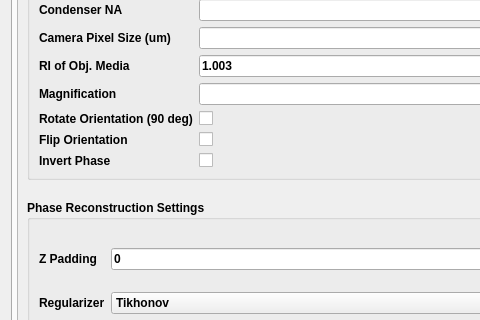
This is recOrder/plugin/gui.ui in mehta-lab/recOrder as Qt 5 draws it before an edit; both pictures show x 0 to 480 and y 661 to 981 of the 630 by 1165 pixel window. The edited form follows.
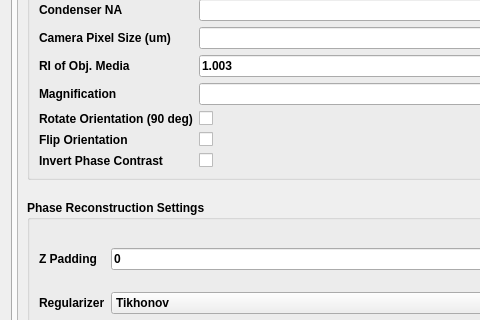
This is the edited form. Custom widgets are drawn as their Qt base class.

Patch:
```diff
--- a/recOrder/plugin/gui.ui
+++ b/recOrder/plugin/gui.ui
@@ -1620,7 +1620,7 @@
               <item row="13" column="0">
                <widget class="QLabel" name="label_invert_phase">
                 <property name="text">
-                 <string>Invert Phase </string>
+                 <string>Invert Phase Contrast</string>
                 </property>
                </widget>
               </item>
```
Left out of the diff: 2 changed lines with no effect on the pictures.
